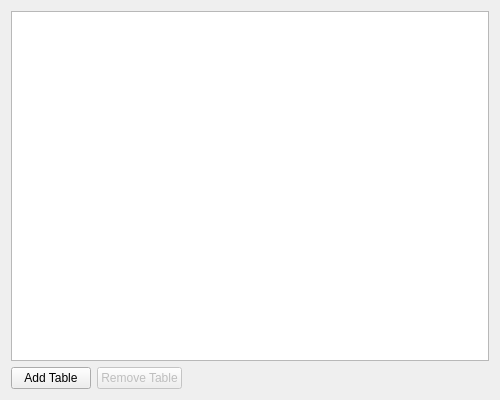
Above: TBQt/TBSetupTablesWidget.ui from ryandrake08/td before the change. Below: the same form after it.
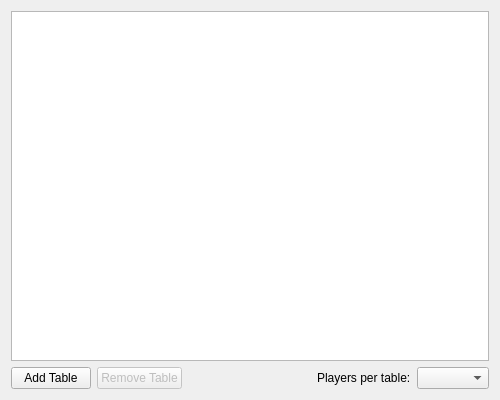
That is the form after the change.

Commit message: Significant improvements to setup tabs

```diff
--- a/TBQt/TBSetupTablesWidget.ui
+++ b/TBQt/TBSetupTablesWidget.ui
@@ -65,6 +65,23 @@
        </property>
       </spacer>
      </item>
+     <item>
+      <widget class="QLabel" name="playersPerTableLabel">
+       <property name="text">
+        <string>Players per table:</string>
+       </property>
+      </widget>
+     </item>
+     <item>
+      <widget class="QComboBox" name="playersPerTableComboBox">
+       <property name="minimumSize">
+        <size>
+         <width>60</width>
+         <height>0</height>
+        </size>
+       </property>
+      </widget>
+     </item>
     </layout>
    </item>
   </layout>
```
The commit also changes 32 other files.
